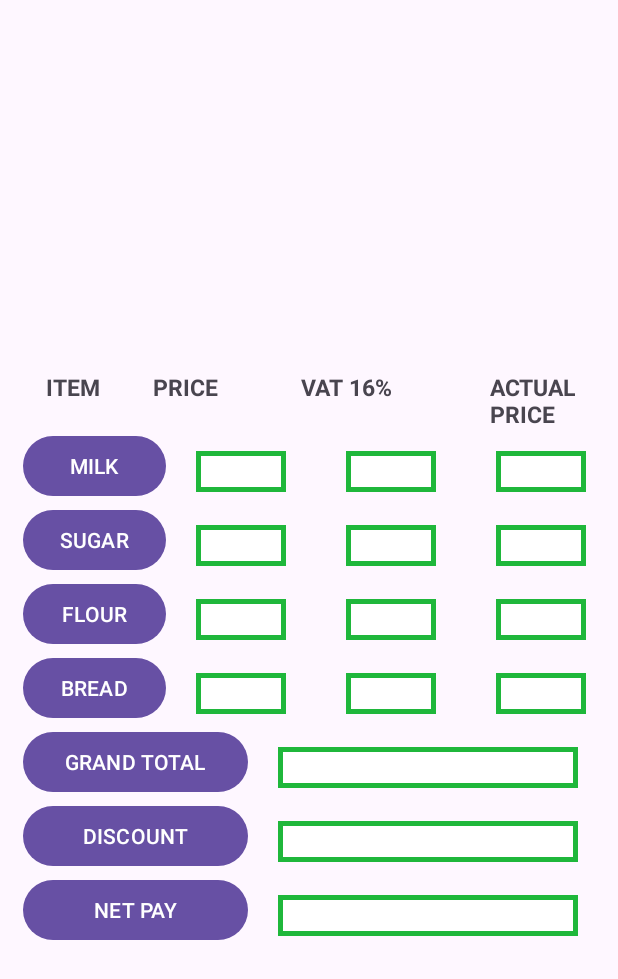
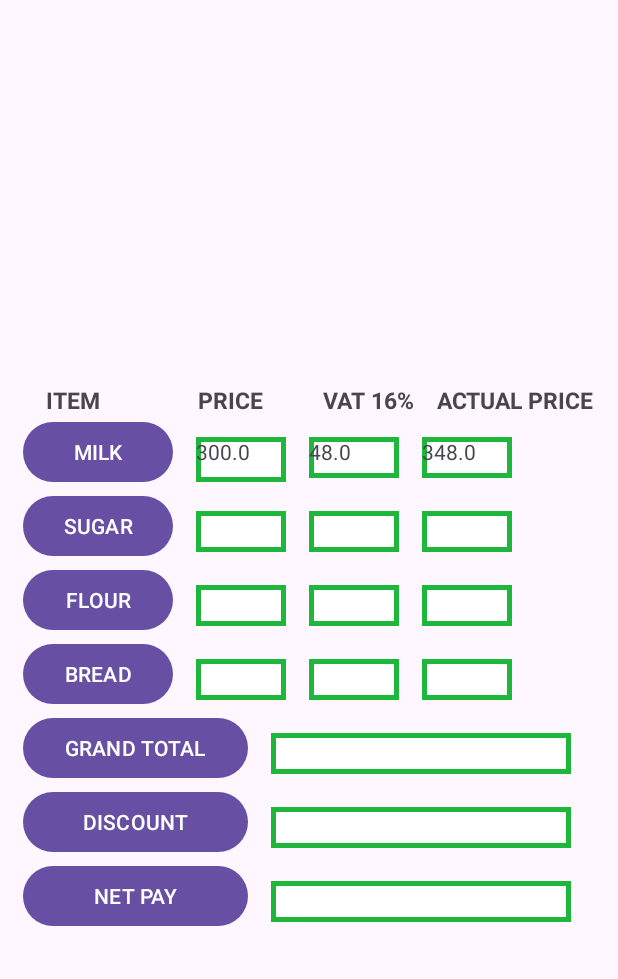
Before and after one commit to FredrickMburu/receipt-app, an Android app: the screen it shows after launch (MainActivity), after a tap on "MILK", on a phone screen of 412 x 824 dp. Shown: the top 979 px of the screen. Run offline under Robolectric (Android 15) with nearby library versions, the phone set to English and light mode, and no system bars.

```diff
--- /dev/null
+++ b/app/src/main/java/com/example/receipt/Item.java
@@ -0,0 +1,34 @@
+package com.example.receipt;
+
+public class Item {
+
+    int count = 0;
+    float price;
+    float grossAmount = 0;
+    float vat = 0;
+    float actualPrice = 0;
+
+    // constructor: sets the button and price
+    public Item(float price) {
+        this.price = price;
+    }
+    // button click increments the count
+    public void incrementCount() {
+        if (count < 4) {
+            count++;
+            grossAmount = calculateGrossAmount(price, count);
+            vat = calculateVat(grossAmount);
+            actualPrice = calculateActualPrice(grossAmount);
+        }
+    }
+
+    private float calculateGrossAmount(float price, int count) {
+        return price * count;
+    }
+    private float calculateVat(float grossAmount) {
+        return (float) (grossAmount * 0.16);
+    }
+    private  float calculateActualPrice(float grossAmount) {
+        return grossAmount + calculateVat(grossAmount);
+    }
+}
--- a/app/src/main/java/com/example/receipt/Items.java
+++ /dev/null
@@ -1,6 +0,0 @@
-package com.example.receipt;
-
-public class Items {
-
-
-}
--- a/app/src/main/java/com/example/receipt/MainActivity.java
+++ b/app/src/main/java/com/example/receipt/MainActivity.java
@@ -3,9 +3,9 @@ package com.example.receipt;
 import androidx.appcompat.app.AppCompatActivity;
 
 import android.os.Bundle;
-import android.view.View;
 import android.widget.Button;
 import android.widget.TextView;
+import android.widget.Toast;
 
 public class MainActivity extends AppCompatActivity {
 
@@ -15,11 +15,11 @@ public class MainActivity extends AppCompatActivity {
     TextView sugarPrice, sugarVat, sugarActualPrice;
     TextView breadPrice, breadVat, breadActualPrice;
     TextView flourPrice, flourVat, flourActualPrice;
-    int count = 0;
-    float flour = 0;
-    float milk = 0;
-    float sugar = 0;
-    float bread = 0;
+
+    Item milk = new Item(300.0F);
+    Item sugar = new Item(300.0f);
+    Item flour = new Item(300.0f);
+    Item bread = new Item(300.0f);
     @Override
     protected void onCreate(Bundle savedInstanceState) {
         super.onCreate(savedInstanceState);
@@ -44,72 +44,57 @@ public class MainActivity extends AppCompatActivity {
          flourVat = findViewById(R.id.flourVat);
          flourActualPrice = findViewById(R.id.flourActualPrice);
 
-
-        flourButton.setOnClickListener(view -> {
-            count++;
-            while(count < 4){
-                float vat_f;
-                float price_f;
-
-                flour = flour + 420;
-                vat_f= (float) (0.16 * flour);
-                price_f = flour - vat_f;
-
-                flourActualPrice.setText((int) price_f);
-                flourVat.setText((int) vat_f);
-                flourPrice.setText((int) flour);
-            }
-        });
-
-        milkButton.setOnClickListener(view -> {
-            count++;
-            while(count < 4){
-                float vat_m;
-                float price_m;
-
-                milk = milk + 520;
-                vat_m = (float) (0.16 * flour);
-                price_m = milk - vat_m;
-
-                milkActualPrice.setText((int) price_m);
-                milkVat.setText((int) vat_m);
-                milkPrice.setText((int) milk);
-            }
-        });
-
-        breadButton.setOnClickListener(view -> {
-            count++;
-            while(count < 4){
-                float vat_b;
-                float price_b;
-
-                bread = bread + 250;
-                vat_b = (float) (0.16 * flour);
-                price_b = bread - vat_b;
-
-                breadActualPrice.setText((int) price_b);
-                breadVat.setText((int) vat_b);
-                breadPrice.setText((int) bread);
-            }
-        });
-
-        sugarButton.setOnClickListener(view -> {
-            count++;
-            while(count < 4){
-                float vat_s;
-                float price_s;
-
-                sugar = sugar + 1000;
-                vat_s = (float) (0.16 * sugar);
-                price_s = flour - vat_s;
-
-                sugarActualPrice.setText((int) price_s);
-                sugarVat.setText((int) vat_s);
-                sugarPrice.setText((int) sugar);
-            }
-        });
-
-
-
+         milkButton.setOnClickListener(
+                 v -> {
+                     if (milk.count < 4)
+                     {
+                         milk.incrementCount();
+                         milkPrice.setText(String.valueOf(milk.grossAmount));
+                         milkVat.setText(String.valueOf(milk.vat));
+                         milkActualPrice.setText(String.valueOf(milk.actualPrice));
+                     }
+                     else
+                         Toast.makeText(this, "You can Only buy 4 Litres", Toast.LENGTH_SHORT).show();
+                 }
+         );
+         sugarButton.setOnClickListener(
+                 v -> {
+                     if (sugar.count < 4)
+                     {
+                         sugar.incrementCount();
+                         sugarPrice.setText(String.valueOf(sugar.grossAmount));
+                         sugarVat.setText(String.valueOf(sugar.vat));
+                         sugarActualPrice.setText(String.valueOf(sugar.actualPrice));
+                     }
+                     else
+                         Toast.makeText(this, "You can Only buy 4 packets", Toast.LENGTH_SHORT).show();
+                 }
+         );
+         flourButton.setOnClickListener(
+                 v -> {
+                     if (flour.count < 4)
+                     {
+                         flour.incrementCount();
+                         flourPrice.setText(String.valueOf(flour.grossAmount));
+                         flourVat.setText(String.valueOf(flour.vat));
+                         flourActualPrice.setText(String.valueOf(flour.actualPrice));
+                     }
+                     else
+                         Toast.makeText(this, "You can Only buy 4 packets", Toast.LENGTH_SHORT).show();
+                 }
+         );
+         breadButton.setOnClickListener(
+                 v -> {
+                     if (bread.count < 4)
+                     {
+                         bread.incrementCount();
+                         breadPrice.setText(String.valueOf(bread.grossAmount));
+                         breadVat.setText(String.valueOf(bread.vat));
+                         breadActualPrice.setText(String.valueOf(bread.actualPrice));
+                     }
+                     else
+                         Toast.makeText(this, "You can Only buy 4 loaves", Toast.LENGTH_SHORT).show();
+                 }
+         );
     }
 }
--- a/app/src/main/res/layout/activity_main.xml
+++ b/app/src/main/res/layout/activity_main.xml
@@ -37,7 +37,7 @@
                 android:layout_height="wrap_content"
                 android:text="@string/price"
                 android:textStyle="bold"
-                android:layout_marginStart="35dp"
+                android:layout_marginStart="65dp"
                 android:textSize="15sp"
                 />
             <TextView
@@ -45,7 +45,7 @@
                 android:layout_height="wrap_content"
                 android:text="@string/vat"
                 android:textStyle="bold"
-                android:layout_marginStart="55dp"
+                android:layout_marginStart="40dp"
                 android:textSize="15sp"
                 />
             <TextView
@@ -53,7 +53,7 @@
                 android:layout_height="wrap_content"
                 android:text="@string/actual_price"
                 android:textStyle="bold"
-                android:layout_marginStart="65dp"
+                android:layout_marginStart="15dp"
                 android:textSize="15sp"
                 />
         </LinearLayout>
@@ -65,18 +65,17 @@
             >
             <Button
                 android:id="@+id/milk_button"
-                android:layout_width="95dp"
-                android:layout_height="48dp"
+                android:layout_width="100dp"
+                android:layout_height="wrap_content"
                 android:text="@string/milk"
                 />
 
             <TextView
                 android:id="@+id/milkPrice"
                 android:layout_width="60dp"
-                android:layout_height="27dp"
+                android:layout_height="30dp"
                 android:background="@drawable/textview_box"
-                android:layout_marginStart="20dp"
-                android:layout_marginEnd="20dp"
+                android:layout_marginStart="15dp"
                 />
 
             <TextView
@@ -84,8 +83,8 @@
                 android:layout_width="60dp"
                 android:layout_height="27dp"
                 android:background="@drawable/textview_box"
-                android:layout_marginStart="20dp"
-                android:layout_marginEnd="20dp"
+                android:layout_marginStart="15dp"
+
                 />
 
             <TextView
@@ -93,8 +92,8 @@
                 android:layout_width="60dp"
                 android:layout_height="27dp"
                 android:background="@drawable/textview_box"
-                android:layout_marginStart="20dp"
-                android:layout_marginEnd="20dp"
+                android:layout_marginStart="15dp"
+
                 />
         </LinearLayout>
 
@@ -105,7 +104,7 @@
             >
             <Button
                 android:id="@+id/sugar_button"
-                android:layout_width="95dp"
+                android:layout_width="100dp"
                 android:layout_height="48dp"
                 android:text="@string/sugar"
                 />
@@ -115,8 +114,8 @@
                 android:layout_width="60dp"
                 android:layout_height="27dp"
                 android:background="@drawable/textview_box"
-                android:layout_marginStart="20dp"
-                android:layout_marginEnd="20dp"
+                android:layout_marginStart="15dp"
+
                 />
 
             <TextView
@@ -124,8 +123,8 @@
                 android:layout_width="60dp"
                 android:layout_height="27dp"
                 android:background="@drawable/textview_box"
-                android:layout_marginStart="20dp"
-                android:layout_marginEnd="20dp"
+                android:layout_marginStart="15dp"
+
                 />
 
             <TextView
@@ -133,8 +132,8 @@
                 android:layout_width="60dp"
                 android:layout_height="27dp"
                 android:background="@drawable/textview_box"
-                android:layout_marginStart="20dp"
-                android:layout_marginEnd="20dp"
+                android:layout_marginStart="15dp"
+
                 />
         </LinearLayout>
 
@@ -145,7 +144,7 @@
             >
             <Button
                 android:id="@+id/flour_button"
-                android:layout_width="95dp"
+                android:layout_width="100dp"
                 android:layout_height="48dp"
                 android:text="@string/flour"
                 />
@@ -155,8 +154,8 @@
                 android:layout_width="60dp"
                 android:layout_height="27dp"
                 android:background="@drawable/textview_box"
-                android:layout_marginStart="20dp"
-                android:layout_marginEnd="20dp"
+                android:layout_marginStart="15dp"
+
                 />
 
             <TextView
@@ -164,8 +163,8 @@
                 android:layout_width="60dp"
                 android:layout_height="27dp"
                 android:background="@drawable/textview_box"
-                android:layout_marginStart="20dp"
-                android:layout_marginEnd="20dp"
+                android:layout_marginStart="15dp"
+
                 />
 
             <TextView
@@ -173,8 +172,8 @@
                 android:layout_width="60dp"
                 android:layout_height="27dp"
                 android:background="@drawable/textview_box"
-                android:layout_marginStart="20dp"
-                android:layout_marginEnd="20dp"
+                android:layout_marginStart="15dp"
+
                 />
         </LinearLayout>
 
@@ -185,7 +184,7 @@
             >
             <Button
                 android:id="@+id/bread_button"
-                android:layout_width="95dp"
+                android:layout_width="100dp"
                 android:layout_height="48dp"
                 android:text="@string/bread"
                 />
@@ -195,8 +194,8 @@
                 android:layout_width="60dp"
                 android:layout_height="27dp"
                 android:background="@drawable/textview_box"
-                android:layout_marginStart="20dp"
-                android:layout_marginEnd="20dp"
+                android:layout_marginStart="15dp"
+
                 />
 
             <TextView
@@ -204,8 +203,8 @@
                 android:layout_width="60dp"
                 android:layout_height="27dp"
                 android:background="@drawable/textview_box"
-                android:layout_marginStart="20dp"
-                android:layout_marginEnd="20dp"
+                android:layout_marginStart="15dp"
+
                 />
 
             <TextView
@@ -213,8 +212,8 @@
                 android:layout_width="60dp"
                 android:layout_height="27dp"
                 android:background="@drawable/textview_box"
-                android:layout_marginStart="20dp"
-                android:layout_marginEnd="20dp"
+                android:layout_marginStart="15dp"
+
                 />
         </LinearLayout>
 
@@ -224,18 +223,18 @@
         android:orientation="horizontal"
         >
         <Button
-            android:id="@+id/grandtotal_button"
+            android:id="@+id/grand_total_button"
             android:layout_width="150dp"
             android:layout_height="48dp"
             android:text="@string/grand_total"
             />
         <TextView
-            android:id="@+id/grandTotal"
+            android:id="@+id/grandTotalAmount"
             android:layout_width="200dp"
             android:layout_height="27dp"
             android:background="@drawable/textview_box"
-            android:layout_marginStart="20dp"
-            android:layout_marginEnd="20dp"
+            android:layout_marginStart="15dp"
+
             />
     </LinearLayout>
 
@@ -251,12 +250,12 @@
                 android:text="@string/discount"
                 />
             <TextView
-                android:id="@+id/discount"
+                android:id="@+id/discountAmount"
                 android:layout_width="200dp"
                 android:layout_height="27dp"
                 android:background="@drawable/textview_box"
-                android:layout_marginStart="20dp"
-                android:layout_marginEnd="20dp"
+                android:layout_marginStart="15dp"
+
                 />
         </LinearLayout>
 
@@ -266,18 +265,18 @@
             android:orientation="horizontal"
             >
             <Button
-                android:id="@+id/netpay_button"
+                android:id="@+id/net_pay_button"
                 android:layout_width="150dp"
                 android:layout_height="48dp"
                 android:text="@string/net_pay"
                 />
             <TextView
-                android:id="@+id/netPay"
+                android:id="@+id/netPayAmount"
                 android:layout_width="200dp"
                 android:layout_height="27dp"
                 android:background="@drawable/textview_box"
-                android:layout_marginStart="20dp"
-                android:layout_marginEnd="20dp"
+                android:layout_marginStart="15dp"
+
                 />
         </LinearLayout>
 
```
